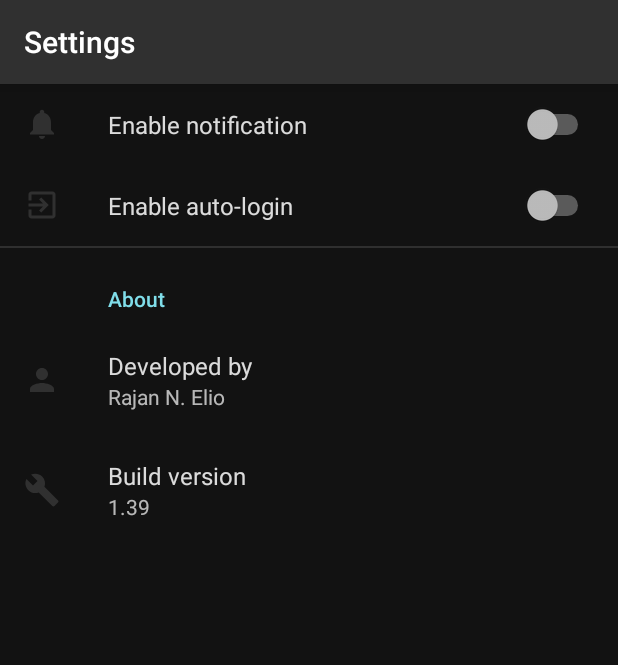
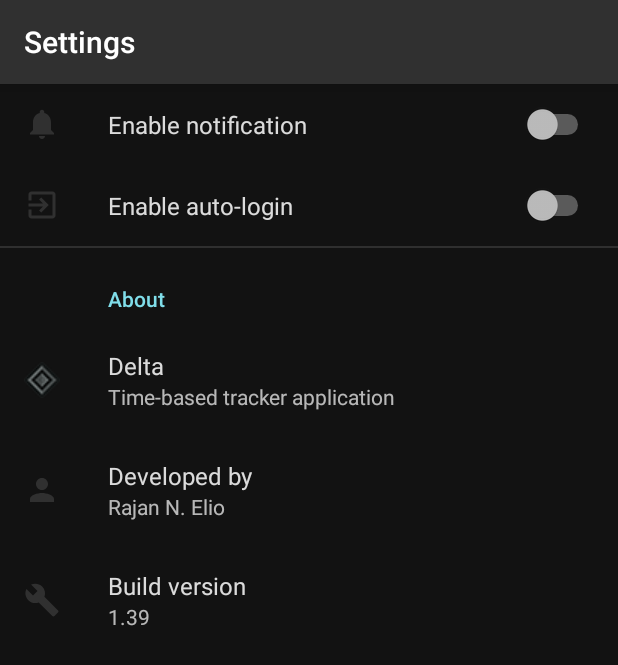
Before and after one commit to r-elio/CS0011-Final-Project, an Android app: the SettingsFragment screen opened directly, with no data from a screen before it, on a phone screen of 412 x 824 dp. Shown: the top 665 px of the screen. Run offline under Robolectric (Android 15) with nearby library versions, the phone set to English and light mode, and no system bars; our stand-ins replace androidx.preference.

Commit message:
added about application

```diff
--- a/app/src/main/res/values/strings.xml
+++ b/app/src/main/res/values/strings.xml
@@ -83,4 +83,5 @@
     <string name="build_version">Build version</string>
     <string name="notif_pref">notification</string>
     <string name="login_pref">auto-login</string>
+    <string name="app_description">Time-based tracker application</string>
 </resources>
--- a/app/src/main/res/xml/preferences.xml
+++ b/app/src/main/res/xml/preferences.xml
@@ -19,6 +19,11 @@
         android:title="@string/about">
 
         <Preference
+            android:icon="@drawable/splash_icon"
+            android:title="@string/app_name"
+            android:summary="@string/app_description"/>
+
+        <Preference
             android:icon="@drawable/ic_person_black_24dp"
             android:title="@string/developer"
             android:summary="Rajan N. Elio"/>
```
Also changed, not shown: app/src/main/res/drawable/splash_icon.png (added).
